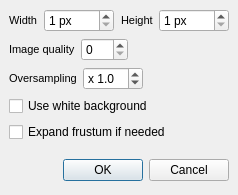
Above: QGLViewer/ImageInterface.Qt4.ui from GillesDebunne/libQGLViewer before the change. Below: the same form after it.
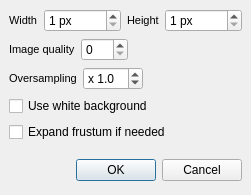
That is the form after the change. Icons and pictures are not drawn.

```diff
--- a/QGLViewer/ImageInterface.Qt4.ui
+++ b/QGLViewer/ImageInterface.Qt4.ui
@@ -49,14 +49,11 @@
         <string> px</string>
        </property>
        <property name="maximum" >
-        <number>9999</number>
+        <number>32000</number>
        </property>
        <property name="minimum" >
         <number>1</number>
        </property>
-       <property name="value" >
-        <number>1</number>
-       </property>
       </widget>
      </item>
      <item>
@@ -88,14 +85,11 @@
         <string> px</string>
        </property>
        <property name="maximum" >
-        <number>9999</number>
+        <number>32000</number>
        </property>
        <property name="minimum" >
         <number>1</number>
        </property>
-       <property name="value" >
-        <number>1</number>
-       </property>
       </widget>
      </item>
     </layout>
```
Left out of the diff: 25 changed lines with no effect on the pictures.
